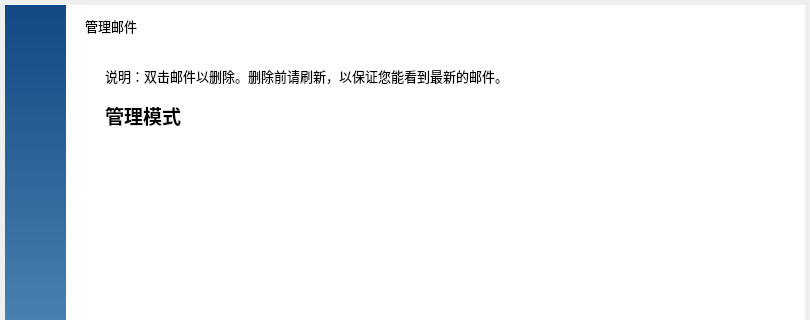
Above: mainwindow.ui from radoth/mini-email-client before the change; both pictures show x 0 to 810 and y 0 to 320 of the 810 by 610 pixel window. Below: the same form after it.
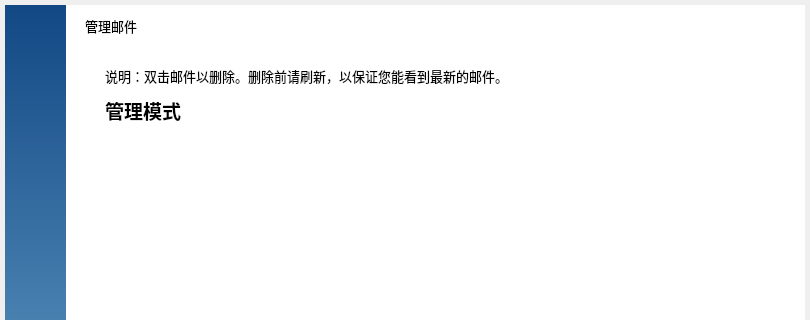
That is the form after the change. The open tabs and pages were chosen to show the change. Icons and pictures are not drawn.

The edit to the form file:
```diff
--- a/mainwindow.ui
+++ b/mainwindow.ui
@@ -2599,9 +2599,9 @@
      <property name="geometry">
       <rect>
        <x>100</x>
-       <y>100</y>
+       <y>90</y>
        <width>681</width>
-       <height>21</height>
+       <height>31</height>
       </rect>
      </property>
      <property name="font">
```
Left out of the diff: 2 changed lines with no effect on the pictures.
